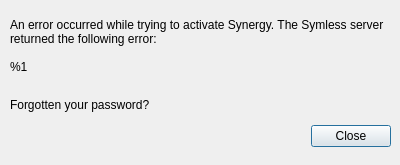
deskflow/deskflow, file src/gui/src/FailedLoginDialog.ui: the form before one commit.
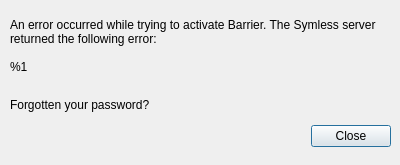
The form after the commit.

Commit message: rebranding symless/synergy to debauchee/barrier

Diff of the .ui file:
```diff
--- a/src/gui/src/FailedLoginDialog.ui
+++ b/src/gui/src/FailedLoginDialog.ui
@@ -55,7 +55,7 @@
     </rect>
    </property>
    <property name="text">
-    <string>An error occurred while trying to activate Synergy. The Symless server returned the following error:
+    <string>An error occurred while trying to activate Barrier. The Symless server returned the following error:
 
 %1</string>
    </property>
```
The commit also changes 841 other files.
